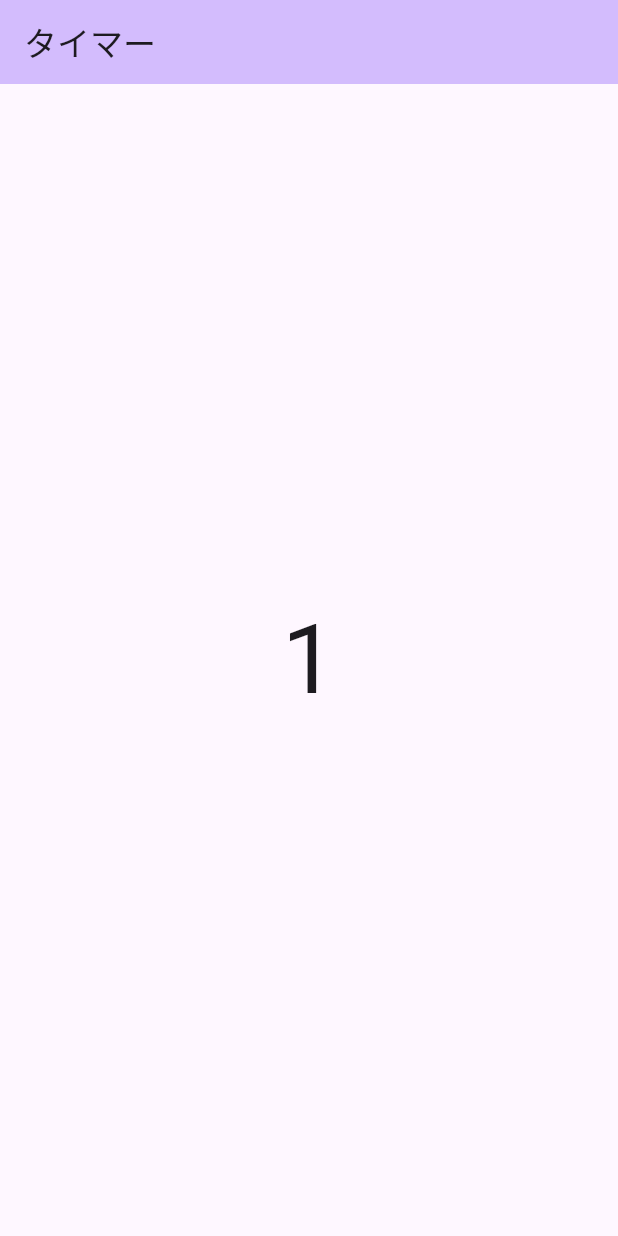
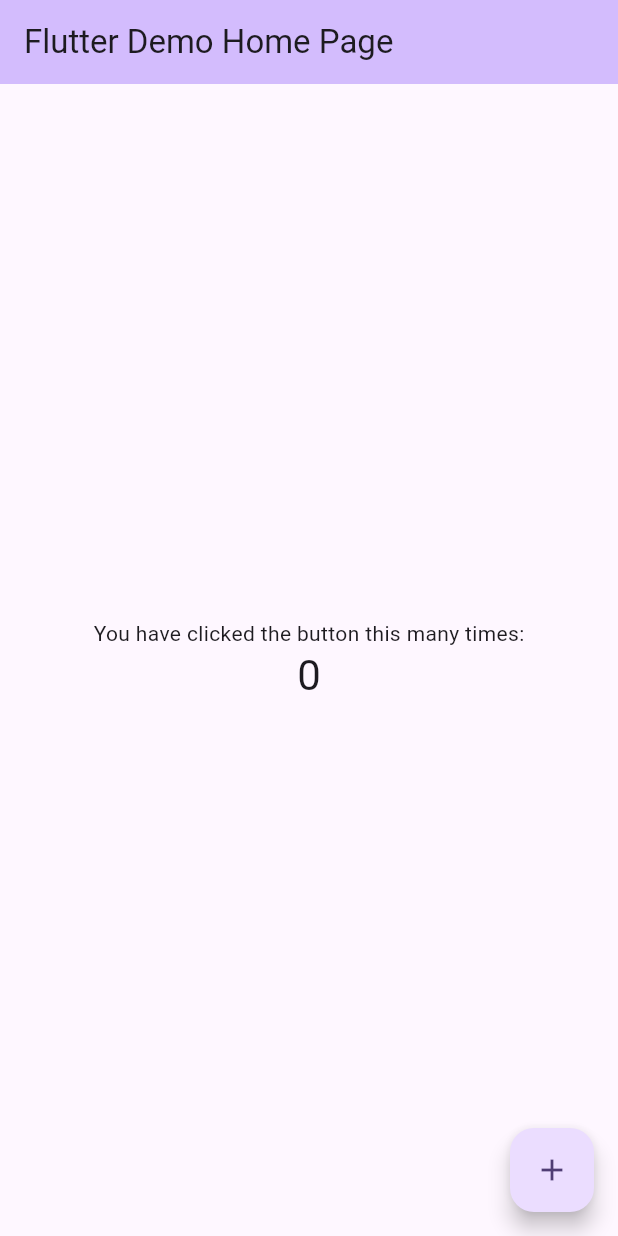
Before and after one commit to yambaru-hackathon/miyazato_sota_homework, a Flutter app: the MyHomePage screen opened directly, on a phone screen of 412 x 824 dp. Run offline on Flutter 3.47's test engine with Material 3 defaults, Android fonts, the phone set to English and light mode, and no system bars.

```diff
--- a/lib/main.dart
+++ b/lib/main.dart
@@ -1,5 +1,3 @@
-import 'dart:async';
-
 import 'package:flutter/material.dart';
 
 void main() {
@@ -15,16 +13,40 @@ class MyApp extends StatelessWidget {
     return MaterialApp(
       title: 'Flutter Demo',
       theme: ThemeData(
+        // This is the theme of your application.
+        //
+        // TRY THIS: Try running your application with "flutter run". You'll see
+        // the application has a purple toolbar. Then, without quitting the app,
+        // try changing the seedColor in the colorScheme below to Colors.green
+        // and then invoke "hot reload" (save your changes or press the "hot
+        // reload" button in a Flutter-supported IDE, or press "r" if you used
+        // the command line to start the app).
+        //
+        // Notice that the counter didn't reset back to zero; the application
+        // state is not lost during the reload. To reset the state, use hot
+        // restart instead.
+        //
+        // This works for code too, not just values: Most code changes can be
+        // tested with just a hot reload.
         colorScheme: ColorScheme.fromSeed(seedColor: Colors.deepPurple),
         useMaterial3: true,
       ),
-      home: const MyHomePage(title: 'タイマー'),
+      home: const MyHomePage(title: 'Flutter Demo Home Page'),
     );
   }
 }
 
 class MyHomePage extends StatefulWidget {
   const MyHomePage({super.key, required this.title});
+
+  // This widget is the home page of your application. It is stateful, meaning
+  // that it has a State object (defined below) that contains fields that affect
+  // how it looks.
+
+  // This class is the configuration for the state. It holds the values (in this
+  // case the title) provided by the parent (in this case the App widget) and
+  // used by the build method of the State. Fields in a Widget subclass are
+  // always marked "final".
 
   final String title;
 
@@ -33,34 +55,71 @@ class MyHomePage extends StatefulWidget {
 }
 
 class _MyHomePageState extends State<MyHomePage> {
-  int _second = 0;
+  int _counter = 0;
 
-  @override
-  void initState() {
-    // TODO: implement initState
-    super.initState();
-    // 1秒ごとにカウントアップ
-    Timer.periodic(const Duration(seconds: 1), (timer) {
-      setState(() {
-        debugPrint('$_second');
-        _second++;
-      });
+  void _incrementCounter() {
+    setState(() {
+      // This call to setState tells the Flutter framework that something has
+      // changed in this State, which causes it to rerun the build method below
+      // so that the display can reflect the updated values. If we changed
+      // _counter without calling setState(), then the build method would not be
+      // called again, and so nothing would appear to happen.
+      _counter++;
     });
   }
 
   @override
   Widget build(BuildContext context) {
+    // This method is rerun every time setState is called, for instance as done
+    // by the _incrementCounter method above.
+    //
+    // The Flutter framework has been optimized to make rerunning build methods
+    // fast, so that you can just rebuild anything that needs updating rather
+    // than having to individually change instances of widgets.
     return Scaffold(
       appBar: AppBar(
+        // TRY THIS: Try changing the color here to a specific color (to
+        // Colors.amber, perhaps?) and trigger a hot reload to see the AppBar
+        // change color while the other colors stay the same.
         backgroundColor: Theme.of(context).colorScheme.inversePrimary,
+        // Here we take the value from the MyHomePage object that was created by
+        // the App.build method, and use it to set our appbar title.
         title: Text(widget.title),
       ),
       body: Center(
-        child: Text(
-          '$_second',
-          style: const TextStyle(fontSize: 64),
+        // Center is a layout widget. It takes a single child and positions it
+        // in the middle of the parent.
+        child: Column(
+          // Column is also a layout widget. It takes a list of children and
+          // arranges them vertically. By default, it sizes itself to fit its
+          // children horizontally, and tries to be as tall as its parent.
+          //
+          // Column has various properties to control how it sizes itself and
+          // how it positions its children. Here we use mainAxisAlignment to
+          // center the children vertically; the main axis here is the vertical
+          // axis because Columns are vertical (the cross axis would be
+          // horizontal).
+          //
+          // TRY THIS: Invoke "debug painting" (choose the "Toggle Debug Paint"
+          // action in the IDE, or press "p" in the console), to see the
+          // wireframe for each widget.
+          mainAxisAlignment: MainAxisAlignment.center,
+          children: <Widget>[
+            const Text(
+              'You have clicked the button this many times:',
+            ),
+            Text(
+              '$_counter',
+              style: Theme.of(context).textTheme.headlineMedium,
+            ),
+          ],
         ),
-      ),// This trailing comma makes auto-formatting nicer for build methods.
+      ),
+      floatingActionButton: FloatingActionButton(
+        onPressed: _incrementCounter,
+        tooltip: 'Increment',
+        child: const Icon(Icons.add),
+      ), // This trailing comma makes auto-formatting nicer for build methods.
     );
   }
 }
```
